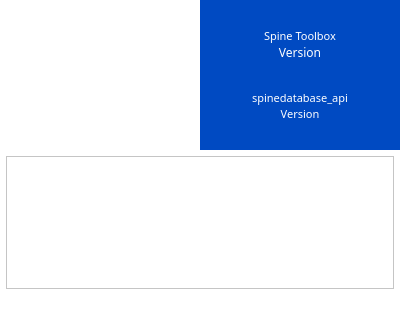
Above: spinetoolbox/ui/about.ui from spine-tools/Spine-Toolbox before the change; both pictures show x 0 to 400 and y 0 to 320 of the 400 by 550 pixel window. Below: the same form after it.
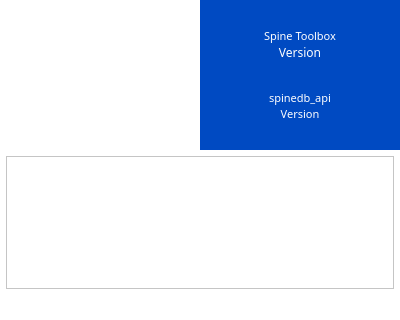
That is the form after the change. Icons and pictures are not drawn.

Commit message: Changed label in About window from spinedatabase_api to spinedb_api

```diff
--- a/spinetoolbox/ui/about.ui
+++ b/spinetoolbox/ui/about.ui
@@ -461,7 +461,7 @@
             <string notr="true">color: rgb(255, 255, 255);</string>
            </property>
            <property name="text">
-            <string>&lt;html&gt;&lt;head/&gt;&lt;body&gt;&lt;p&gt;spinedatabase_api&lt;/p&gt;&lt;/body&gt;&lt;/html&gt;</string>
+            <string>&lt;html&gt;&lt;head/&gt;&lt;body&gt;&lt;p&gt;spinedb_api&lt;/p&gt;&lt;/body&gt;&lt;/html&gt;</string>
            </property>
            <property name="alignment">
             <set>Qt::AlignCenter</set>
```
Left out of the diff: 2 changed lines with no effect on the pictures. The commit also changes 6 other files.
